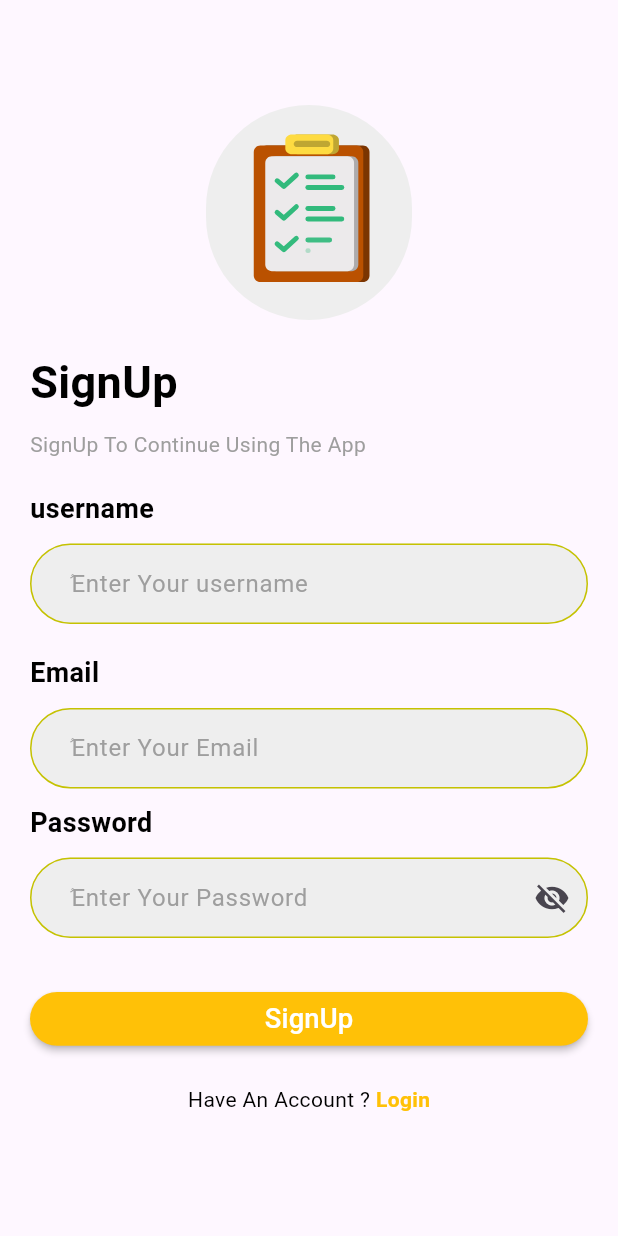
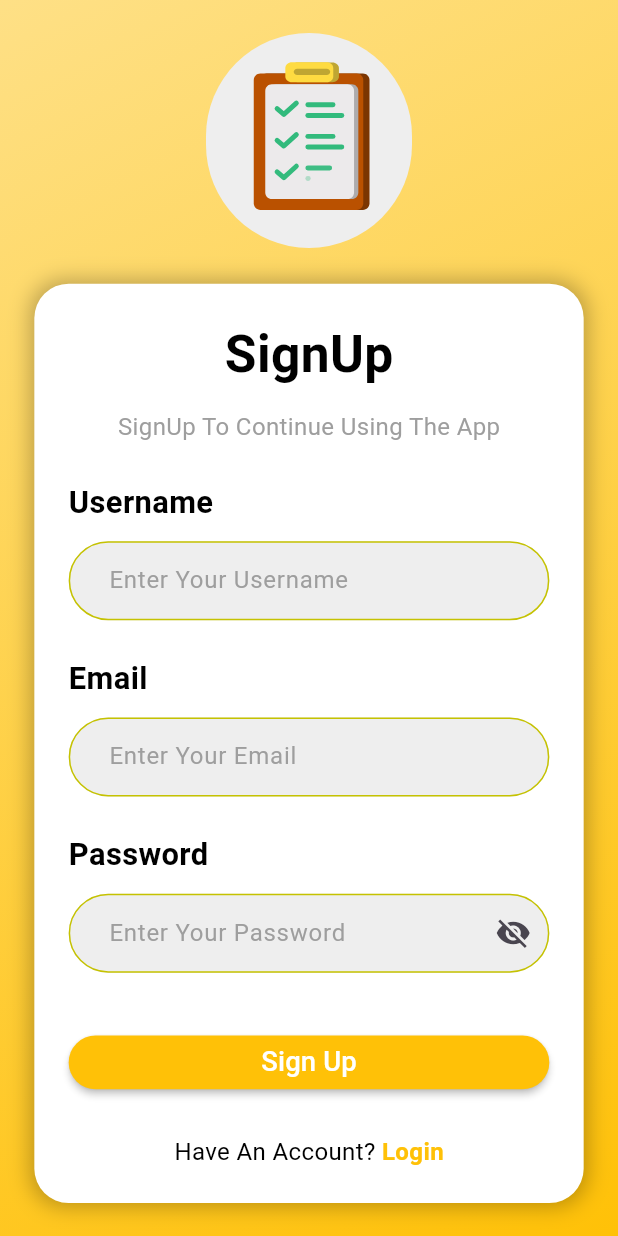
Before and after one commit to abdellahayoujil/flutter_firebase, a Flutter app: the SignUp screen opened by its route, on a phone screen of 412 x 824 dp. Run offline on Flutter 3.47's test engine with Material 3 defaults, Android fonts, the phone set to English and light mode, and no system bars; our stand-ins replace awesome_dialog, cloud_firestore, firebase_auth, firebase_core, flutter_screenutil, google_sign_in and 1 more; accounts and stored records are empty.

Commit message:
update designe ui login ans signup page

```diff
--- a/lib/auth/signup.dart
+++ b/lib/auth/signup.dart
@@ -5,6 +5,7 @@ import 'package:firebase_flutter/components/customlogoauth.dart';
 import 'package:firebase_flutter/components/textformfield.dart';
 import 'package:firebase_flutter/constans.dart';
 import 'package:flutter/material.dart';
+import 'package:flutter_screenutil/flutter_screenutil.dart';
 
 class SignUp extends StatefulWidget {
   const SignUp({super.key});
@@ -19,93 +20,113 @@ class _SignUpState extends State<SignUp> {
   TextEditingController password = TextEditingController();
 
   GlobalKey<FormState> formstate = GlobalKey<FormState>();
+
   @override
   Widget build(BuildContext context) {
     return Scaffold(
       body: Container(
-        padding: const EdgeInsets.all(20),
-        child: ListView(children: [
-          Form(
+        decoration: const BoxDecoration(
+          gradient: LinearGradient(
+            colors: [Color.fromARGB(255, 254, 224, 134), MyColors.myYellow],
+            begin: Alignment.topLeft,
+            end: Alignment.bottomRight,
+          ),
+        ),
+        child: Center(
+          child: SingleChildScrollView(
+            child: Padding(
+              padding: EdgeInsets.symmetric(horizontal: 20.w),
+              child: Column(
+                mainAxisAlignment: MainAxisAlignment.center,
+                children: [
+                  CustomLogoAuth(),
+                  SizedBox(height: 20.h),
+                  Container(
+                    padding: EdgeInsets.all(20.w),
+                    decoration: BoxDecoration(
+                      color: Colors.white,
+                      borderRadius: BorderRadius.circular(20.r),
+                      boxShadow: [
+                        BoxShadow(
+                          color: Colors.black26,
+                          blurRadius: 10.r,
+                          spreadRadius: 2.r,
+                        )
+                      ],
+                    ),
+                    child: Form(
                       key: formstate,
                       child: Column(
                         crossAxisAlignment: CrossAxisAlignment.start,
                         children: [
-                Container(height: 50),
-                const CustomLogoAuth(),
-                Container(height: 20),
-                const Text("SignUp",
+                          Center(
+                            child: Text("SignUp",
                                 style: TextStyle(
-                        fontSize: 30,
+                                    fontSize: 30.sp,
                                     fontWeight: FontWeight.bold,
                                     color: MyColors.myblack)),
-                Container(height: 10),
-                const Text("SignUp To Continue Using The App",
-                    style: TextStyle(color: Colors.grey)),
-                Container(height: 20),
-                const Text(
-                  "username",
+                          ),
+                          SizedBox(height: 10.h),
+                          Center(
+                            child: Text("SignUp To Continue Using The App",
+                                style: TextStyle(color: Colors.grey, fontSize: 14.sp)),
+                          ),
+                          SizedBox(height: 20.h),
+                          Text("Username",
                               style: TextStyle(
                                   fontWeight: FontWeight.bold,
-                      fontSize: 18,
-                      color: MyColors.myblack),
-                ),
-                Container(height: 10),
+                                  fontSize: 18.sp,
+                                  color: MyColors.myblack)),
+                          SizedBox(height: 10.h),
                           CustomTextForm(
-                  hinttext: "ُEnter Your username",
+                            hinttext: "Enter Your Username",
                             mycontroller: username,
                             validator: (val) {
                               if (val == "") {
-                      return "label is empty";
+                                return "Username cannot be empty";
                               }
                               return null;
                             },
                           ),
-                Container(height: 20),
-                const Text(
-                  "Email",
+                          SizedBox(height: 20.h),
+                          Text("Email",
                               style: TextStyle(
                                   fontWeight: FontWeight.bold,
-                      fontSize: 18,
-                      color: MyColors.myblack),
-                ),
-                Container(height: 10),
+                                  fontSize: 18.sp,
+                                  color: MyColors.myblack)),
+                          SizedBox(height: 10.h),
                           CustomTextForm(
-                  hinttext: "ُEnter Your Email",
+                            hinttext: "Enter Your Email",
                             mycontroller: email,
                             validator: (val) {
                               if (val == "") {
-                      return "label is empty";
+                                return "Email cannot be empty";
                               }
                               return null;
                             },
                             inputType: TextInputType.emailAddress,
                           ),
-                Container(height: 10),
-                const Text(
-                  "Password",
+                          SizedBox(height: 20.h),
+                          Text("Password",
                               style: TextStyle(
                                   fontWeight: FontWeight.bold,
-                      fontSize: 18,
-                      color: MyColors.myblack),
-                ),
-                Container(height: 10),
+                                  fontSize: 18.sp,
+                                  color: MyColors.myblack)),
+                          SizedBox(height: 10.h),
                           CustomTextForm(
-                  hinttext: "ُEnter Your Password",
+                            hinttext: "Enter Your Password",
                             mycontroller: password,
                             validator: (val) {
                               if (val == "") {
-                      return "label is empty";
+                                return "Password cannot be empty";
                               }
                               return null;
                             },
                             isPassword: true,
                           ),
-              ],
-            ),
-          ),
-           Container(height: 30),
+                          SizedBox(height: 30.h),
                           CustomButtonAuth(
-              title: "SignUp",
+                            title: "Sign Up",
                             onPressed: () async {
                               if (formstate.currentState!.validate()) {
                                 try {
@@ -115,56 +136,58 @@ class _SignUpState extends State<SignUp> {
                                     password: password.text,
                                   );
                                   FirebaseAuth.instance.currentUser!.sendEmailVerification();
-                    // ignore: use_build_context_synchronously
                                   Navigator.of(context).pushReplacementNamed("login");
                                 } on FirebaseAuthException catch (e) {
+                                  String errorMessage;
                                   if (e.code == 'weak-password') {
-                      // ignore: avoid_print
-                      print('The password provided is too weak.');
+                                    errorMessage = 'The password provided is too weak.';
+                                  } else if (e.code == 'email-already-in-use') {
+                                    errorMessage = 'The account already exists for that email.';
+                                  } else {
+                                    errorMessage = 'An unexpected error occurred: ${e.message}';
+                                  }
                                   AwesomeDialog(
-                        // ignore: use_build_context_synchronously
                                     context: context,
                                     dialogType: DialogType.error,
                                     animType: AnimType.rightSlide,
                                     title: 'Error',
-                        desc: 'The password provided is too weak.',
-                      ).show();
-                    } else if (e.code == 'email-already-in-use') {
-                      // ignore: avoid_print
-                      print('The account already exists for that email.');
-                      AwesomeDialog(
-                        // ignore: use_build_context_synchronously
-                        context: context,
-                        dialogType: DialogType.error,
-                        animType: AnimType.rightSlide,
-                        title: 'Error',
-                        desc: 'The account already exists for that email.',
+                                    desc: errorMessage,
                                   ).show();
                                 }
-                  } catch (e) {
-                    // ignore: avoid_print
-                    print(e);
                               }
-                }
-              }),
-          Container(height: 20),
-          InkWell(
+                            },
+                          ),
+                          SizedBox(height: 20.h),
+                          Center(
+                            child: InkWell(
                               onTap: () {
                                 Navigator.of(context).pushNamed("login");
                               },
-            child: const Center(
-              child: Text.rich(TextSpan(children: [
+                              child: Text.rich(
+                                TextSpan(children: [
                                   TextSpan(
-                    text: "Have An Account ? ",
-                    style: TextStyle(color: MyColors.myblack)),
+                                      text: "Have An Account? ",
+                                      style: TextStyle(
+                                          color: MyColors.myblack, fontSize: 14.sp)),
                                   TextSpan(
                                       text: "Login",
                                       style: TextStyle(
-                        color: MyColors.myYellow, fontWeight: FontWeight.bold)),
-              ])),
+                                          color: MyColors.myYellow,
+                                          fontWeight: FontWeight.bold,
+                                          fontSize: 14.sp)),
+                                ]),
                               ),
-          )
-        ]),
+                            ),
+                          ),
+                        ],
+                      ),
+                    ),
+                  ),
+                ],
+              ),
+            ),
+          ),
+        ),
       ),
     );
   }
```
Also changed, not shown: lib/auth/login.dart (+119 -147 lines), 129 other files. Lines whose indentation alone changed are shown as unchanged.
